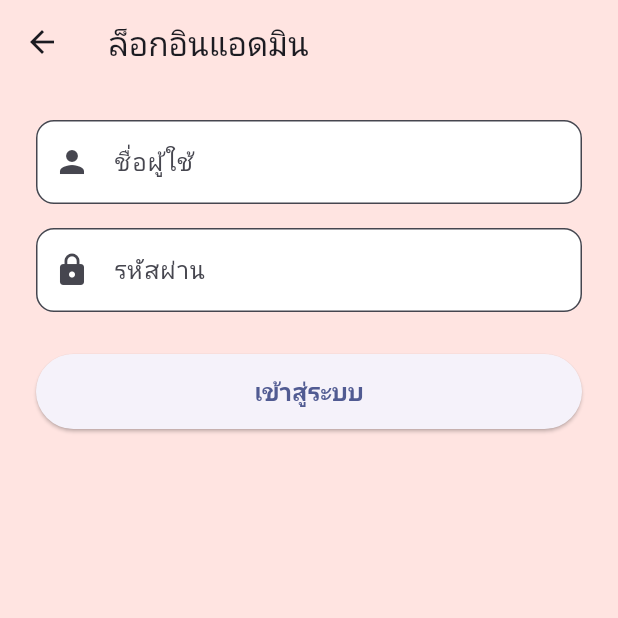
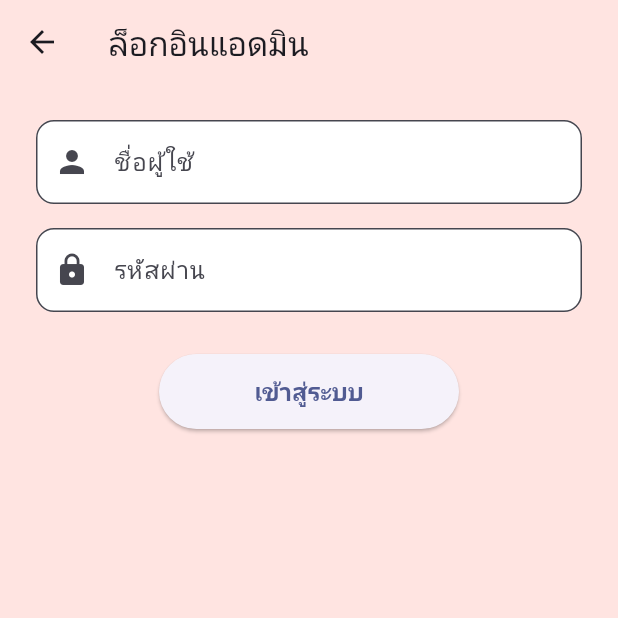
Before and after one commit to Rias123456/Bankrulek, a Flutter app: the screen it shows after launch, after a tap on "Admin Login", on a phone screen of 412 x 824 dp, the top half of it. Run offline on Flutter 3.47's test engine with Material 3 defaults, Android fonts, the phone set to English and light mode, and no system bars; our stand-ins replace image_picker.

Commit message:
อปเดตไฟลลาสด

```diff
--- a/lib/screens/admin_login_screen.dart
+++ b/lib/screens/admin_login_screen.dart
@@ -51,8 +51,7 @@ class _AdminLoginScreenState extends State<AdminLoginScreen> {
       '/login-success',
       arguments: const LoginSuccessArgs(
         title: 'ล็อกอินแอดมินสำเร็จ',
-        message:
-            'คุณสามารถเปิดแดชบอร์ดสำหรับจัดการข้อมูลได้ทันที',
+        message: 'คุณสามารถเปิดแดชบอร์ดสำหรับจัดการข้อมูลได้ทันที',
         actionLabel: 'เปิดแดชบอร์ดแอดมิน ',
         actionRoute: '/admin-dashboard',
       ),
@@ -73,7 +72,7 @@ class _AdminLoginScreenState extends State<AdminLoginScreen> {
         child: Form(
           key: _formKey,
           child: Column(
-            crossAxisAlignment: CrossAxisAlignment.stretch,
+            crossAxisAlignment: CrossAxisAlignment.center, // เปลี่ยนเป็น center
             children: [
               // ช่องกรอกชื่อผู้ใช้
               TextFormField(
@@ -96,7 +95,7 @@ class _AdminLoginScreenState extends State<AdminLoginScreen> {
               ),
               const SizedBox(height: 16),
 
-              // ช่องกรอกรหัสผ่าน
+              // ช่องกรอกรหัสผ่าน (ไม่ซ่อน)
               TextFormField(
                 controller: _passwordController,
                 decoration: InputDecoration(
@@ -108,7 +107,7 @@ class _AdminLoginScreenState extends State<AdminLoginScreen> {
                     borderRadius: BorderRadius.circular(12),
                   ),
                 ),
-                obscureText: true,
+                obscureText: false, // ✅ แก้ไม่ซ่อนรหัสผ่าน
                 validator: (String? value) {
                   if (value == null || value.isEmpty) {
                     return 'กรุณากรอกรหัสผ่าน';
@@ -118,12 +117,15 @@ class _AdminLoginScreenState extends State<AdminLoginScreen> {
               ),
               const SizedBox(height: 28),
 
-              // ปุ่มล็อกอิน
-              PrimaryButton(
-                label: _isSubmitting
-                    ? 'กำลังเข้าสู่ระบบ...'
-                    : 'เข้าสู่ระบบ',
-                onPressed: _isSubmitting ? null : _handleLogin,
+              // ปุ่มล็อกอิน (ทำให้กรอบสั้นลง)
+              SizedBox(
+                width: 200, // ✅ กำหนดความกว้างเอง
+                child: PrimaryButton(
+                  label: _isSubmitting
+                      ? 'กำลังเข้าสู่ระบบ...'
+                      : 'เข้าสู่ระบบ',
+                  onPressed: _isSubmitting ? null : _handleLogin,
+                ),
               ),
             ],
           ),
--- a/lib/screens/home_screen.dart
+++ b/lib/screens/home_screen.dart
@@ -1,5 +1,4 @@
 import 'package:flutter/material.dart';
-
 
 /// หน้าหลักของระบบ / Main entry screen for the portal
 class HomeScreen extends StatelessWidget {
@@ -8,61 +7,66 @@ class HomeScreen extends StatelessWidget {
   @override
   Widget build(BuildContext context) {
     return Scaffold(
-      backgroundColor: const Color(0xFFFFE4E1), // พื้นหลังสีชมพูอ่อน
+      backgroundColor: const Color(0xFFFFE4E1),
       body: SafeArea(
-        child: SingleChildScrollView(
-          padding: const EdgeInsets.symmetric(horizontal: 32, vertical: 40),
-          child: Column(
-            mainAxisAlignment: MainAxisAlignment.start,
-            crossAxisAlignment: CrossAxisAlignment.center,
-            children: [
-              // โลโก้กลม
-              CircleAvatar(
-                radius: 60,
+        child: Stack(
+          children: [
+            // โลโก้ด้านบน
+            Align(
+              alignment: const Alignment(0, -0.9), // ค่า y = -1.0 คือบนสุด, 1.0 คือ ล่างสุด
+              child: CircleAvatar(
+                radius: 80,
                 backgroundImage: const AssetImage('assets/images/logo.png'),
                 backgroundColor: Colors.white,
               ),
-              const SizedBox(height: 16),
+            ),
 
-              // ชื่อระบบ
-              const Text(
-                'บ้านครูเล็ก',
+            // ชื่อระบบ
+            Align(
+              alignment: const Alignment(0, -0.65),
+              child: const Text(
+                '',
                 style: TextStyle(
                   fontSize: 22,
                   fontWeight: FontWeight.bold,
                   color: Colors.black87,
                 ),
               ),
-              const SizedBox(height: 40),
+            ),
 
-              // ปุ่ม Admin Login
-              _buildStyledButton(
+            // ปุ่ม Admin Login
+            Align(
+              alignment: const Alignment(0, -0.2), // กำหนดตำแหน่งเอง (แก้ค่า y ได้)
+              child: _buildStyledButton(
                 context,
                 label: 'Admin Login',
                 icon: Icons.lock,
                 onPressed: () => Navigator.pushNamed(context, '/admin-login'),
               ),
-              const SizedBox(height: 20),
+            ),
 
-              // ปุ่ม Register Tutor
-              _buildStyledButton(
+            // ปุ่ม ลงทะเบียนติวเตอร์
+            Align(
+              alignment: const Alignment(0, 0.0), // อยู่ตรงกลางจอ (y = 0)
+              child: _buildStyledButton(
                 context,
                 label: 'ลงทะเบียนติวเตอร์',
                 icon: Icons.person_add,
-                onPressed: () =>
-                    Navigator.pushNamed(context, '/register-tutor'),
+                onPressed: () => Navigator.pushNamed(context, '/register-tutor'),
               ),
-              const SizedBox(height: 20),
+            ),
 
-              // ปุ่ม Tutor Login
-              _buildStyledButton(
+            // ปุ่ม เข้าสู่ระบบติวเตอร์
+            Align(
+              alignment: const Alignment(0, 0.2), // อยู่ต่ำกว่า (แก้ y ได้)
+              child: _buildStyledButton(
                 context,
                 label: 'เข้าสู่ระบบติวเตอร์',
                 icon: Icons.login,
                 onPressed: () => Navigator.pushNamed(context, '/tutor-login'),
               ),
-            ],
-          ),
+            ),
+          ],
         ),
       ),
     );
@@ -76,7 +80,7 @@ class HomeScreen extends StatelessWidget {
     required VoidCallback onPressed,
   }) {
     return SizedBox(
-      width: double.infinity,
+      width: 220,
       child: ElevatedButton.icon(
         onPressed: onPressed,
         icon: Icon(icon, color: Colors.black87),
@@ -90,7 +94,7 @@ class HomeScreen extends StatelessWidget {
         ),
         style: ElevatedButton.styleFrom(
           backgroundColor: Colors.white,
-          minimumSize: const Size(double.infinity, 52),
+          minimumSize: const Size(220, 48),
           shape: RoundedRectangleBorder(
             borderRadius: BorderRadius.circular(12),
           ),
--- a/lib/screens/register_tutor_screen.dart
+++ b/lib/screens/register_tutor_screen.dart
@@ -61,6 +61,14 @@ class _RegisterTutorScreenState extends State<RegisterTutorScreen> {
 
   Future<void> _handleRegister() async {
     if (!_formKey.currentState!.validate()) return;
+
+    // ✅ เช็กว่ามีการเลือกรูปหรือไม่
+    if (_profileImageBase64 == null) {
+      ScaffoldMessenger.of(context).showSnackBar(
+        const SnackBar(content: Text('กรุณาเลือกรูปโปรไฟล์')),
+      );
+      return;
+    }
 
     setState(() => _isSubmitting = true);
     final AuthProvider authProvider = context.read<AuthProvider>();
@@ -172,11 +180,12 @@ class _RegisterTutorScreenState extends State<RegisterTutorScreen> {
               ),
               const SizedBox(height: 16),
 
+              // ช่องรหัสผ่าน (ไม่ซ่อน)
               _buildTextField(
                 controller: _passwordController,
                 label: 'รหัสผ่าน',
                 icon: Icons.lock,
-                obscureText: true,
+                obscureText: false, // ✅ ไม่ซ่อน
                 validator: (value) {
                   if (value == null || value.isEmpty) {
                     return 'กรุณากรอกรหัสผ่าน';
@@ -189,10 +198,15 @@ class _RegisterTutorScreenState extends State<RegisterTutorScreen> {
               ),
               const SizedBox(height: 28),
 
-              // ปุ่มสมัคร
-              PrimaryButton(
-                label: _isSubmitting ? 'กำลังบันทึก...' : 'สมัครสมาชิก',
-                onPressed: _isSubmitting ? null : _handleRegister,
+              // ปุ่มสมัคร (กรอบสั้นลง)
+              Center(
+                child: SizedBox(
+                  width: 200,
+                  child: PrimaryButton(
+                    label: _isSubmitting ? 'กำลังบันทึก...' : 'สมัครสมาชิก',
+                    onPressed: _isSubmitting ? null : _handleRegister,
+                  ),
+                ),
               ),
             ],
           ),
```
